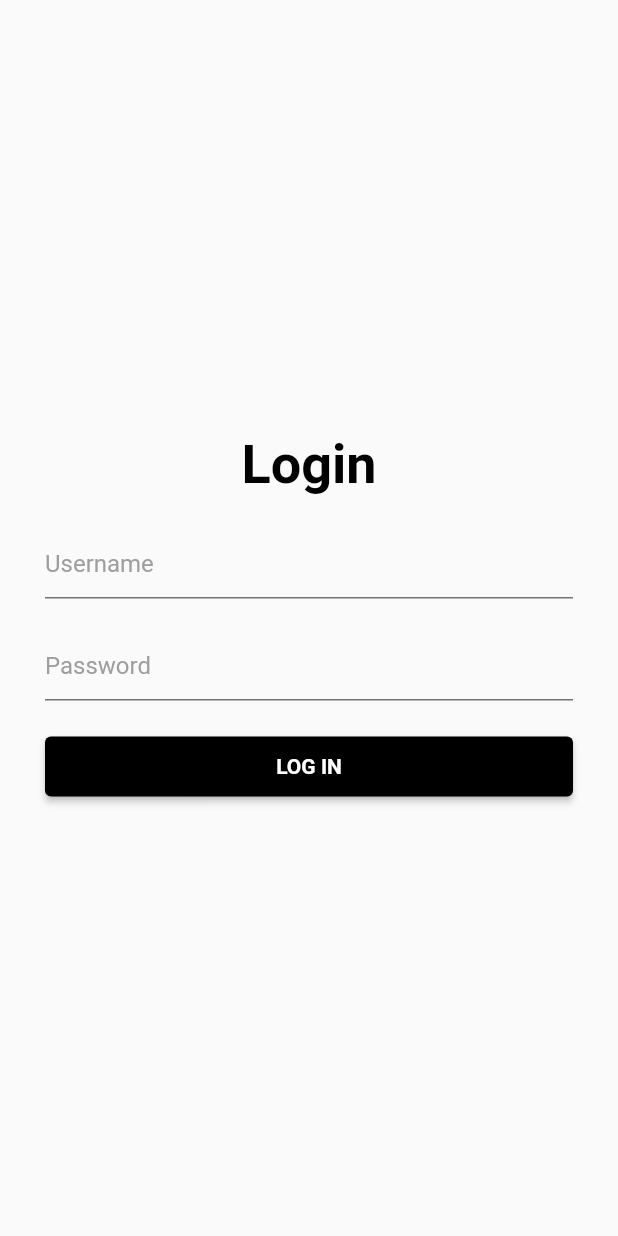
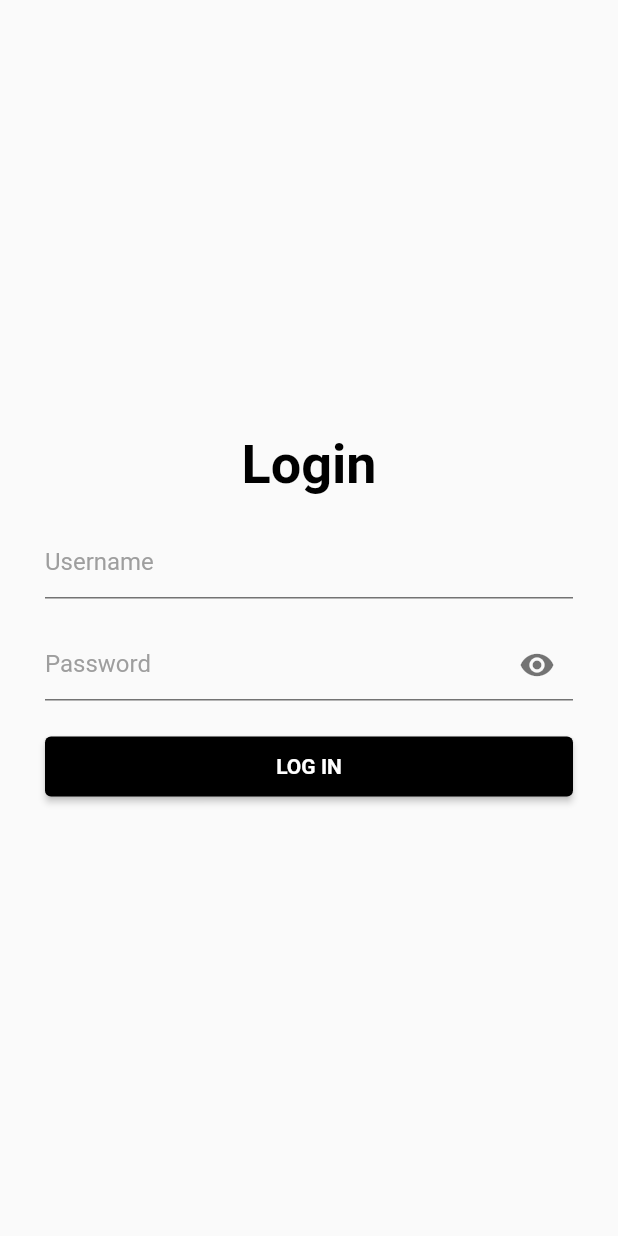
Before and after one commit to bilalep/eatroot_admin_dashboard, a Flutter app: the screen it shows after launch, on a phone screen of 412 x 824 dp. Run offline on Flutter 3.47's test engine with Material 2 defaults, Android fonts, the phone set to English and light mode, and no system bars; our stand-ins replace equatable, shared_preferences; accounts and stored records are empty.

```diff
--- a/lib/ui/screens/login_screen/login_screen.dart
+++ b/lib/ui/screens/login_screen/login_screen.dart
@@ -6,6 +6,7 @@ import 'package:tech_test/providers/auth_provider.dart';
 
 import 'package:tech_test/providers/live_order_provider.dart';
 import 'package:tech_test/ui/screens/live_order_list/live_order_list_screen.dart';
+import 'package:tech_test/ui/screens/login_screen/widgets/login_button.dart';
 import 'package:tech_test/ui/screens/login_screen/widgets/login_text_field.dart';
 
 final TextEditingController _userNameController = TextEditingController();
@@ -13,7 +14,41 @@ final TextEditingController _passwordController = TextEditingController();
 
 class LoginScreen extends StatelessWidget {
   const LoginScreen({super.key});
+
   static const routeName = 'login';
+
+  Future<void> onLoginBUttonPressed(
+    BuildContext context,
+    AuthProvider authProvider,
+    LiveOrderProvider liveOrderProvider,
+  ) async {
+    final nav = Navigator.of(context);
+
+    await authProvider.signIn(
+      userName: _userNameController.text,
+      password: _passwordController.text,
+    );
+    if (authProvider.isAuthenticated) {
+      unawaited(liveOrderProvider.getLiveOrderListFromService());
+      await nav.pushReplacementNamed(
+        LiveOrderListScreen.routeName,
+      );
+    } else {
+      await showDialog<AlertDialog>(
+        context: context,
+        builder: (context) => AlertDialog(
+          title: const Text('Login Failed'),
+          content: const Text('Please check your credentials'),
+          actions: [
+            MaterialButton(
+              child: const Text('OK'),
+              onPressed: () => Navigator.of(context).pop(),
+            ),
+          ],
+        ),
+      );
+    }
+  }
 
   @override
   Widget build(BuildContext context) {
@@ -41,7 +76,15 @@ class LoginScreen extends StatelessWidget {
                 isObscure: true,
               ),
               const SizedBox(height: 20),
-              const _LoginButton(),
+              LoginButton(
+                onPressed: () {
+                  onLoginBUttonPressed(
+                    context,
+                    Provider.of<AuthProvider>(context, listen: false),
+                    Provider.of<LiveOrderProvider>(context, listen: false),
+                  );
+                },
+              ),
             ],
           ),
         ),
@@ -49,77 +92,3 @@ class LoginScreen extends StatelessWidget {
     );
   }
 }
-
-class _LoginButton extends StatelessWidget {
-  const _LoginButton({
-    super.key,
-  });
-
-  @override
-  Widget build(BuildContext context) {
-    // AuthProvider authProvider = Provider.of(context);
-    return Consumer<AuthProvider>(
-      builder: (BuildContext context, authProvider, _) {
-        final nav = Navigator.of(context);
-        final liveOrderProvider = Provider.of<LiveOrderProvider>(context);
-        return ElevatedButton(
-          style: ElevatedButton.styleFrom(
-            primary: Colors.black,
-          ),
-          onPressed: authProvider.loading
-              ? null
-              : () async {
-                  await authProvider.signIn(
-                    userName: _userNameController.text,
-                    password: _passwordController.text,
-                  );
-                  if (authProvider.isAuthenticated) {
-                    unawaited(liveOrderProvider.getLiveOrderListFromService());
-                    await nav.pushReplacementNamed(
-                      LiveOrderListScreen.routeName,
-                    );
-                  } else {
-                    await showDialog<AlertDialog>(
-                      context: context,
-                      builder: (context) => AlertDialog(
-                        title: const Text('Login Failed'),
-                        content: const Text('Please check your credentials'),
-                        actions: [
-                          MaterialButton(
-                            child: const Text('OK'),
-                            onPressed: () => Navigator.of(context).pop(),
-                          ),
-                        ],
-                      ),
-                    );
-                  }
-                },
-          child: SizedBox(
-            width: double.infinity,
-            height: 40,
-            child: Center(
-              child: authProvider.loading
-                  ? const SizedBox(
-                      height: 20,
-                      width: 20,
-                      child: CircularProgressIndicator(
-                        backgroundColor: Colors.black,
-                        color: Colors.white,
-                        strokeWidth: 3,
-                      ),
-                    )
-                  : const Text(
-                      'LOG IN',
-                      style: TextStyle(
-                        color: Colors.white,
-                        // fontSize: 16,
-                        fontWeight: FontWeight.bold,
-                      ),
-                    ),
-            ),
-          ),
-        );
-      },
-    );
-  }
-}
--- /dev/null
+++ b/lib/ui/screens/login_screen/widgets/login_button.dart
@@ -0,0 +1,54 @@
+import 'package:flutter/material.dart';
+import 'package:provider/provider.dart';
+import 'package:tech_test/providers/auth_provider.dart';
+import 'package:tech_test/providers/live_order_provider.dart';
+
+class LoginButton extends StatelessWidget {
+  const LoginButton({
+    super.key,
+    required this.onPressed,
+  });
+
+  final VoidCallback onPressed;
+
+  @override
+  Widget build(BuildContext context) {
+    // AuthProvider authProvider = Provider.of(context);
+    return Consumer<AuthProvider>(
+      builder: (BuildContext context, authProvider, _) {
+        final nav = Navigator.of(context);
+        final liveOrderProvider = Provider.of<LiveOrderProvider>(context);
+        return ElevatedButton(
+          style: ElevatedButton.styleFrom(
+            primary: Colors.black,
+          ),
+          onPressed: onPressed,
+          child: SizedBox(
+            width: double.infinity,
+            height: 40,
+            child: Center(
+              child: authProvider.loading
+                  ? const SizedBox(
+                      height: 20,
+                      width: 20,
+                      child: CircularProgressIndicator(
+                        backgroundColor: Colors.black,
+                        color: Colors.white,
+                        strokeWidth: 3,
+                      ),
+                    )
+                  : const Text(
+                      'LOG IN',
+                      style: TextStyle(
+                        color: Colors.white,
+                        // fontSize: 16,
+                        fontWeight: FontWeight.bold,
+                      ),
+                    ),
+            ),
+          ),
+        );
+      },
+    );
+  }
+}
--- a/lib/ui/screens/login_screen/widgets/login_text_field.dart
+++ b/lib/ui/screens/login_screen/widgets/login_text_field.dart
@@ -1,24 +1,37 @@
 import 'package:flutter/material.dart';
 
-class LoginTextField extends StatelessWidget {
+class LoginTextField extends StatefulWidget {
   const LoginTextField({
-    Key? key,
+    super.key,
     required this.controller,
     required this.labelText,
     required this.isObscure,
-  }) : super(key: key);
+  });
 
   final String labelText;
   final TextEditingController controller;
   final bool isObscure;
 
   @override
+  State<LoginTextField> createState() => _LoginTextFieldState();
+}
+
+class _LoginTextFieldState extends State<LoginTextField> {
+  bool passwordVisible = false;
+
+  @override
+  void initState() {
+    super.initState();
+    passwordVisible = widget.isObscure;
+  }
+
+  @override
   Widget build(BuildContext context) {
     return TextField(
-      controller: controller,
-      obscureText: isObscure,
+      controller: widget.controller,
+      obscureText: passwordVisible,
       decoration: InputDecoration(
-        hintText: labelText,
+        hintText: widget.labelText,
         hintStyle: const TextStyle(
           color: Colors.grey,
           fontSize: 16,
@@ -27,15 +40,27 @@ class LoginTextField extends StatelessWidget {
         enabledBorder: const UnderlineInputBorder(
           borderSide: BorderSide(
             color: Colors.black54,
-            width: 1.0,
           ),
         ),
         focusedBorder: const UnderlineInputBorder(
           borderSide: BorderSide(
-            color: Colors.black,
-            width: 2.0,
+            width: 2,
           ),
         ),
+        suffixIcon: widget.isObscure
+            ? IconButton(
+                icon: Icon(
+                  passwordVisible ? Icons.visibility : Icons.visibility_off,
+                  color: Colors.black54,
+                ),
+                onPressed: () {
+                  // Update the state i.e. toogle the state of passwordVisible variable
+                  setState(() {
+                    passwordVisible = !passwordVisible;
+                  });
+                },
+              )
+            : const SizedBox(),
       ),
       style: Theme.of(context).textTheme.bodyText1,
     );
```
Also changed, not shown: lib/ui/screens/live_order_list/widgets/live_order_list_tile.dart (+12 -8 lines), lib/ui/screens/order_details/order_details_screen.dart (+26 -19 lines).
